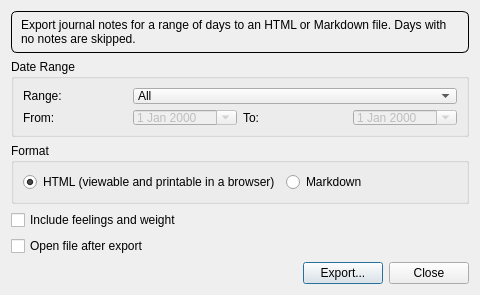
This is oscar/exports/journalnotesdialog.ui in tomasohara/OSCAR-SQL as Qt 5 draws it before an edit. The edited form follows.
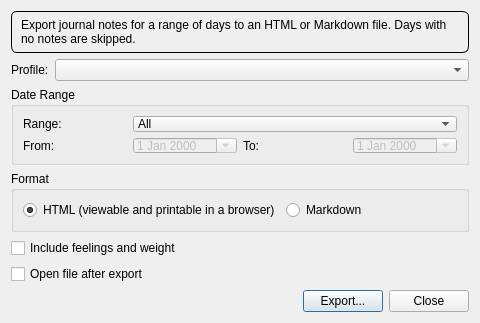
This is the edited form.

Commit message:
Add profile selection to journal notes export (closes #96)
The dialog now reads all data directly from the database and presents a
profile selector, so no profile needs to be open to use the feature.
Matches the pattern used by BackupDialog and ShareDialog. Removed the
p_profile null check and FirstDay/FindDay pre-check from mainwindow.cpp.

Diff of the .ui file:
```diff
--- a/oscar/exports/journalnotesdialog.ui
+++ b/oscar/exports/journalnotesdialog.ui
@@ -27,6 +27,27 @@
      </property>
     </widget>
    </item>
+   <item>
+    <layout class="QHBoxLayout" name="profileLayout">
+     <item>
+      <widget class="QLabel" name="profileLabel">
+       <property name="text">
+        <string>Profile:</string>
+       </property>
+      </widget>
+     </item>
+     <item>
+      <widget class="QComboBox" name="profileCombo">
+       <property name="sizePolicy">
+        <sizepolicy hsizetype="Expanding" vsizetype="Fixed">
+         <horstretch>1</horstretch>
+         <verstretch>0</verstretch>
+        </sizepolicy>
+       </property>
+      </widget>
+     </item>
+    </layout>
+   </item>
    <item>
     <widget class="QGroupBox" name="dateRangeGroup">
      <property name="title">
```
Left out of the diff: 2 changed lines with no effect on the pictures. The commit also changes 5 other files.
